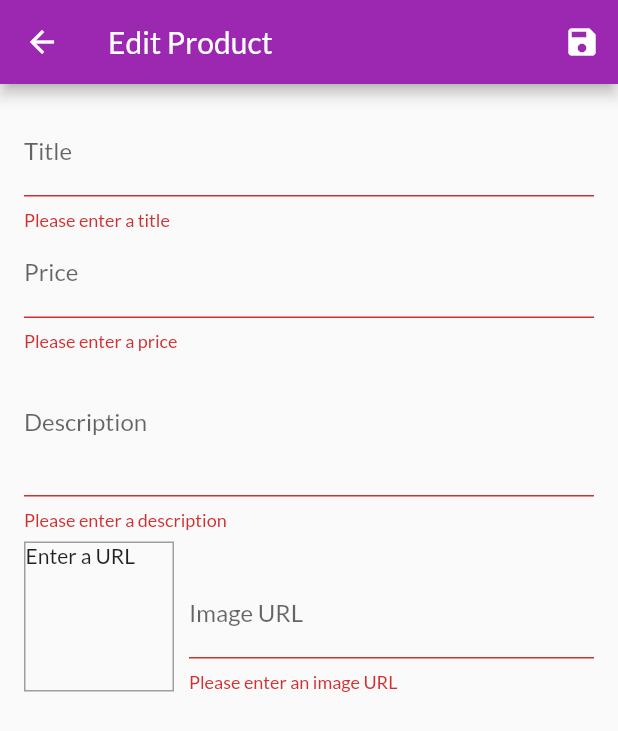
After one commit to shankar75031/shopping-app-flutter, a Flutter app: the EditProductScreen screen opened by its route, after a tap on the "save" icon, on a phone screen of 412 x 824 dp. The commit adds this screen. Shown: the top 731 px of the screen. Run offline on Flutter 3.47's test engine with Material 2 defaults, Android fonts, the phone set to English and light mode, and no system bars; network calls fail.

Commit message:
edit and delete products

```diff
--- a/lib/main.dart
+++ b/lib/main.dart
@@ -3,9 +3,11 @@ import 'package:go_shoppin/providers/cart.dart';
 import 'package:go_shoppin/providers/orders.dart';
 import 'package:go_shoppin/providers/products.dart';
 import 'package:go_shoppin/screens/cart_screen.dart';
+import 'package:go_shoppin/screens/edit_product_screen.dart';
 import 'package:go_shoppin/screens/orders_screen.dart';
 import 'package:go_shoppin/screens/product_details_screen.dart';
 import 'package:go_shoppin/screens/products_overview_screen.dart';
+import 'package:go_shoppin/screens/user_products_screen.dart';
 import 'package:provider/provider.dart';
 
 void main() {
@@ -41,6 +43,8 @@ class MyApp extends StatelessWidget {
           ProductDetailsScreen.ROUTE_NAME: (ctx) => ProductDetailsScreen(),
           OrdersScreen.ROUTE_NAME: (ctx) => OrdersScreen(),
           CartScreen.ROUTE_NAME: (ctx) => CartScreen(),
+          UserProductsScreeen.ROUTE_NAME: (ctx) => UserProductsScreeen(),
+          EditProductScreen.ROUTE_NAME: (ctx) => EditProductScreen(),
         },
       ),
     );
--- a/lib/providers/products.dart
+++ b/lib/providers/products.dart
@@ -61,7 +61,31 @@ class Products with ChangeNotifier {
   //   notifyListeners();
   // }
 
-  void addProduct() {
+  void addProduct(Product product) {
+    final newProduct = Product(
+      title: product.title,
+      description: product.description,
+      imageUrl: product.imageUrl,
+      id: DateTime.now().toString(),
+      price: product.price,
+    );
+    _items.add(newProduct);
+    notifyListeners();
+  }
+
+  void updateProduct(Product product) {
+    final prodIndex = _items.indexWhere((prod) => product.id == prod.id);
+    if (prodIndex >= 0) {
+      _items[prodIndex] = product;
+      notifyListeners();
+    } else {
+      addProduct(product);
+      notifyListeners();
+    }
+  }
+
+  void deleteProduct(String productId) {
+    _items.removeWhere((product) => product.id == productId);
     notifyListeners();
   }
 
--- /dev/null
+++ b/lib/screens/edit_product_screen.dart
@@ -0,0 +1,270 @@
+import 'package:flutter/material.dart';
+import 'package:go_shoppin/providers/product.dart';
+import 'package:go_shoppin/providers/products.dart';
+import 'package:provider/provider.dart';
+
+class EditProductScreen extends StatefulWidget {
+  static const ROUTE_NAME = '/user/products/edit';
+
+  @override
+  _EditProductScreenState createState() => _EditProductScreenState();
+}
+
+class _EditProductScreenState extends State<EditProductScreen> {
+  final _priceFocusNode = FocusNode();
+  final _descriptionFocusNode = FocusNode();
+  final _imageUrlFocusNode = FocusNode();
+  final _imageUrlController = TextEditingController();
+  final _form = GlobalKey<FormState>();
+  var _editedProduct = Product(
+    id: null,
+    title: '',
+    price: 0,
+    description: '',
+    imageUrl: '',
+  );
+  var _isInit = true;
+  var _initValues = {
+    'title': '',
+    'price': '',
+    'description': '',
+    'imageUrl': '',
+  };
+
+  @override
+  void initState() {
+    _imageUrlFocusNode.addListener(_updateImageUrl);
+    super.initState();
+  }
+
+  @override
+  void didChangeDependencies() {
+    if (_isInit) {
+      final productId = ModalRoute.of(context).settings.arguments as String;
+      if (productId != null) {
+        _editedProduct = Provider.of<Products>(context).findById(productId);
+        _initValues = {
+          'title': _editedProduct.title,
+          'price': _editedProduct.price.toString(),
+          'description': _editedProduct.description,
+          'imageUrl': '',
+        };
+        _imageUrlController.text = _editedProduct.imageUrl;
+      }
+    }
+    _isInit = false;
+    super.didChangeDependencies();
+  }
+
+  void _updateImageUrl() {
+    if (!_imageUrlFocusNode.hasFocus) {
+      // DO NOT SHOW PREVIEW IF INCORRECT URL
+      if ((!_imageUrlController.text.startsWith('http') &&
+              _imageUrlController.text.startsWith('https')) ||
+          (!_imageUrlController.text.endsWith('.png') &&
+              !_imageUrlController.text.endsWith('.jpg') &&
+              !_imageUrlController.text.endsWith('.jpeg'))) {
+        return;
+      }
+      setState(() {});
+    }
+  }
+
+  void _saveForm() {
+    final isFormValid = _form.currentState.validate();
+    if (!isFormValid) {
+      return;
+    }
+    _form.currentState.save();
+    if (_editedProduct.id != null) {
+      Provider.of<Products>(context, listen: false)
+          .updateProduct(_editedProduct);
+    } else {
+      Provider.of<Products>(context, listen: false).addProduct(_editedProduct);
+    }
+    Navigator.of(context).pop();
+  }
+
+  @override
+  void dispose() {
+    _priceFocusNode.dispose();
+    _descriptionFocusNode.dispose();
+    _imageUrlFocusNode.removeListener(_updateImageUrl);
+    _imageUrlFocusNode.dispose();
+    _imageUrlController.dispose();
+    super.dispose();
+  }
+
+  @override
+  Widget build(BuildContext context) {
+    return Scaffold(
+      appBar: AppBar(
+        title: Text('Edit Product'),
+        actions: [
+          IconButton(
+            icon: Icon(Icons.save),
+            onPressed: _saveForm,
+          )
+        ],
+      ),
+      body: Padding(
+        padding: const EdgeInsets.all(16),
+        child: Form(
+          key: _form,
+          child: ListView(
+            children: [
+              TextFormField(
+                initialValue: _initValues['title'],
+                decoration: InputDecoration(
+                  labelText: 'Title',
+                ),
+                textInputAction: TextInputAction.next,
+                validator: (value) {
+                  if (value.isEmpty) {
+                    return 'Please enter a title';
+                  }
+                  return null;
+                },
+                onFieldSubmitted: (_) {
+                  FocusScope.of(context).requestFocus(_priceFocusNode);
+                },
+                onSaved: (value) {
+                  _editedProduct = Product(
+                    id: _editedProduct.id,
+                    isFavourite: _editedProduct.isFavourite,
+                    title: value,
+                    price: _editedProduct.price,
+                    description: _editedProduct.description,
+                    imageUrl: _editedProduct.imageUrl,
+                  );
+                },
+              ),
+              TextFormField(
+                decoration: InputDecoration(
+                  labelText: 'Price',
+                ),
+                keyboardType: TextInputType.number,
+                initialValue: _initValues['price'],
+                textInputAction: TextInputAction.next,
+                focusNode: _priceFocusNode,
+                validator: (value) {
+                  if (value.isEmpty) {
+                    return 'Please enter a price';
+                  }
+                  if (double.tryParse(value) == null) {
+                    return 'Please enter a valid number';
+                  }
+                  if (double.parse(value) <= 0) {
+                    return 'Please enter a number greater than 0';
+                  }
+                  return null;
+                },
+                onFieldSubmitted: (_) {
+                  FocusScope.of(context).requestFocus(_descriptionFocusNode);
+                },
+                onSaved: (value) {
+                  _editedProduct = Product(
+                    id: _editedProduct.id,
+                    title: _editedProduct.title,
+                    price: double.parse(value),
+                    isFavourite: _editedProduct.isFavourite,
+                    description: _editedProduct.description,
+                    imageUrl: _editedProduct.imageUrl,
+                  );
+                },
+              ),
+              TextFormField(
+                decoration: InputDecoration(
+                  labelText: 'Description',
+                ),
+                maxLines: 3,
+                initialValue: _initValues['description'],
+                keyboardType: TextInputType.multiline,
+                validator: (value) {
+                  if (value.isEmpty) {
+                    return 'Please enter a description';
+                  }
+                  if (value.length < 10) {
+                    return 'Description should be atleast 10 characters long';
+                  }
+                  return null;
+                },
+                onSaved: (value) {
+                  _editedProduct = Product(
+                    id: _editedProduct.id,
+                    title: _editedProduct.title,
+                    price: _editedProduct.price,
+                    isFavourite: _editedProduct.isFavourite,
+                    description: value,
+                    imageUrl: _editedProduct.imageUrl,
+                  );
+                },
+                focusNode: _descriptionFocusNode,
+              ),
+              Row(
+                crossAxisAlignment: CrossAxisAlignment.end,
+                children: [
+                  Container(
+                    width: 100,
+                    height: 100,
+                    margin: EdgeInsets.only(
+                      top: 8,
+                      right: 10,
+                    ),
+                    decoration: BoxDecoration(
+                      border: Border.all(width: 1, color: Colors.grey),
+                    ),
+                    child: _imageUrlController.text.isEmpty
+                        ? Text("Enter a URL")
+                        : FittedBox(
+                            child: Image.network(_imageUrlController.text),
+                          ),
+                  ),
+                  Expanded(
+                    child: TextFormField(
+                      onFieldSubmitted: (value) {
+                        _saveForm();
+                      },
+                      validator: (value) {
+                        if (value.isEmpty) {
+                          return 'Please enter an image URL';
+                        }
+                        if (!value.startsWith('http') &&
+                            value.startsWith('https')) {
+                          return 'Please enter a valid URL';
+                        }
+                        if (!value.endsWith('.png') &&
+                            !value.endsWith('.jpg') &&
+                            !value.endsWith('.jpeg')) {
+                          return 'Please enter a valid image URL';
+                        }
+                        return null;
+                      },
+                      decoration: InputDecoration(
+                        labelText: 'Image URL',
+                      ),
+                      keyboardType: TextInputType.url,
+                      onSaved: (value) {
+                        _editedProduct = Product(
+                          isFavourite: _editedProduct.isFavourite,
+                          id: _editedProduct.id,
+                          title: _editedProduct.title,
+                          price: _editedProduct.price,
+                          description: _editedProduct.description,
+                          imageUrl: value,
+                        );
+                      },
+                      textInputAction: TextInputAction.done,
+                      controller: _imageUrlController,
+                      focusNode: _imageUrlFocusNode,
+                    ),
+                  ),
+                ],
+              )
+            ],
+          ),
+        ),
+      ),
+    );
+  }
+}
--- a/lib/widgets/app_drawer.dart
+++ b/lib/widgets/app_drawer.dart
@@ -1,5 +1,6 @@
 import 'package:flutter/material.dart';
 import 'package:go_shoppin/screens/orders_screen.dart';
+import 'package:go_shoppin/screens/user_products_screen.dart';
 
 class AppDrawer extends StatelessWidget {
   @override
@@ -28,6 +29,15 @@ class AppDrawer extends StatelessWidget {
                   .pushReplacementNamed(OrdersScreen.ROUTE_NAME);
             },
           ),
+          Divider(),
+          ListTile(
+            leading: Icon(Icons.edit),
+            title: Text('Manage Products'),
+            onTap: () {
+              Navigator.of(context)
+                  .pushReplacementNamed(UserProductsScreeen.ROUTE_NAME);
+            },
+          ),
         ],
       ),
     );
```
Also changed, not shown: lib/screens/user_products_screen.dart (added, +46 -0 lines), lib/widgets/user_product_item.dart (added, +45 -0 lines).
